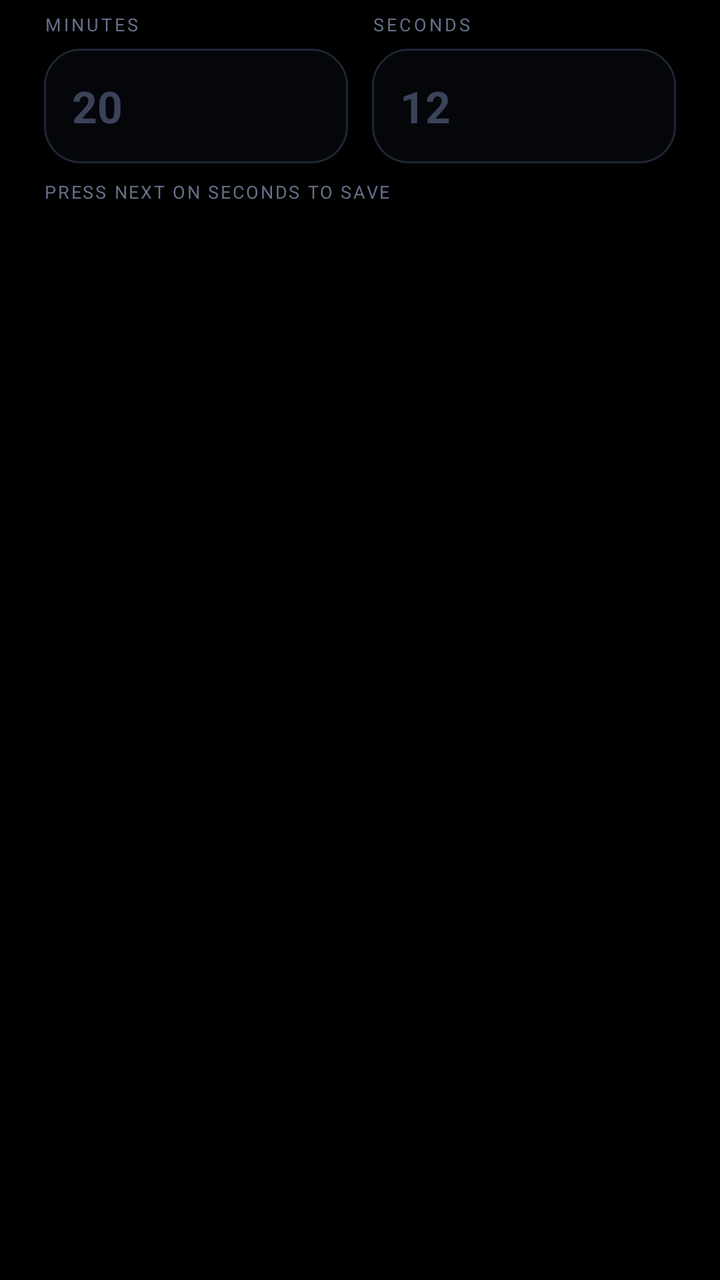
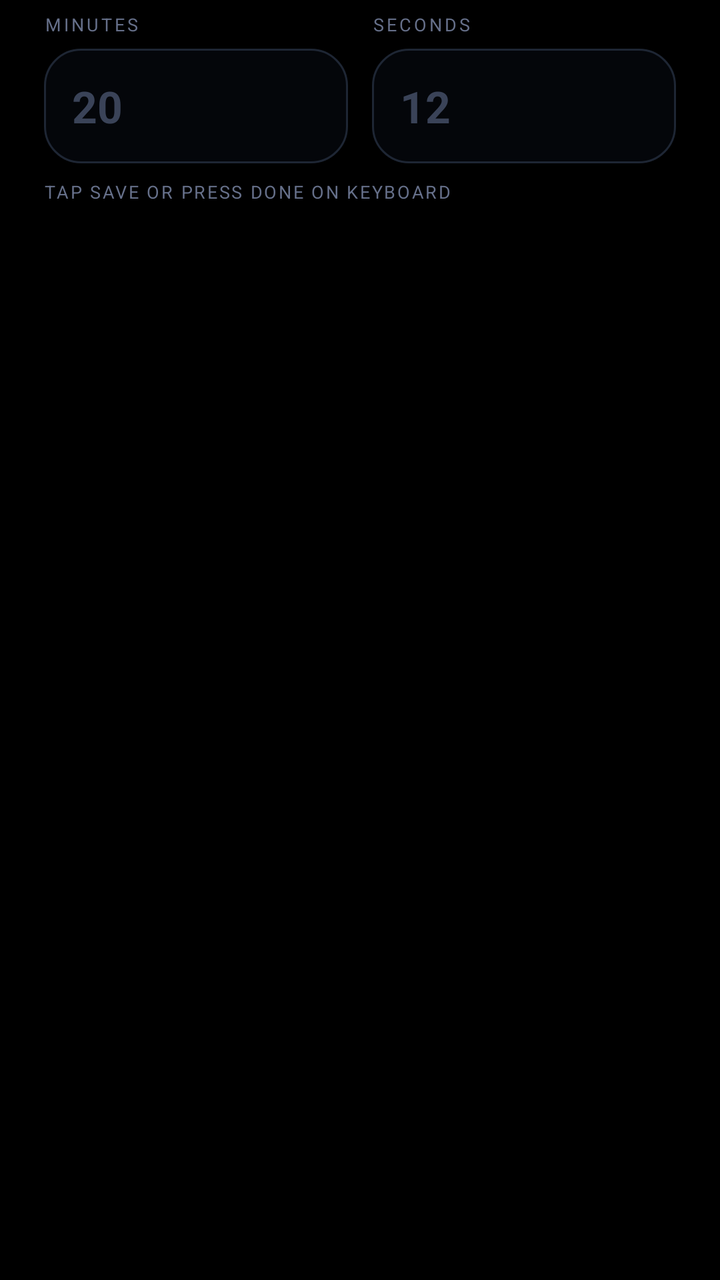

An Android layout rendered at two revisions. The XML below is the earlier revision; the diff shows what the commit changed to produce the second picture.
<!-- AndroidManifest.xml: application theme AppThemeAmoled -->
<!-- res/layout/dialog_time.xml -->
<?xml version="1.0" encoding="utf-8"?>
<LinearLayout xmlns:android="http://schemas.android.com/apk/res/android"
    android:layout_width="match_parent"
    android:layout_height="wrap_content"
    android:orientation="vertical"
    android:paddingLeft="22dp"
    android:paddingRight="22dp"
    android:paddingTop="6dp">

    <LinearLayout
        android:layout_width="match_parent"
        android:layout_height="wrap_content"
        android:orientation="horizontal">

        <LinearLayout
            android:layout_width="0dp"
            android:layout_height="wrap_content"
            android:layout_weight="1"
            android:orientation="vertical"
            android:layout_marginRight="6dp">
            <TextView
                android:layout_width="wrap_content"
                android:layout_height="wrap_content"
                android:text="MINUTES"
                android:textSize="9sp"
                android:letterSpacing="0.15"
                android:textColor="#66708A" />
            <EditText
                android:id="@+id/dlgMin"
                android:layout_width="match_parent"
                android:layout_height="wrap_content"
                android:layout_marginTop="6dp"
                android:background="?attr/inputBg"
                android:padding="14dp"
                android:textSize="22sp"
                android:textStyle="bold"
                android:textColor="#F2F5FA"
                android:textColorHint="#3A4358"
                android:hint="20"
                android:inputType="number"
                android:maxLines="1"
                android:imeOptions="actionNext" />
        </LinearLayout>

        <LinearLayout
            android:layout_width="0dp"
            android:layout_height="wrap_content"
            android:layout_weight="1"
            android:orientation="vertical"
            android:layout_marginLeft="6dp">
            <TextView
                android:layout_width="wrap_content"
                android:layout_height="wrap_content"
                android:text="SECONDS"
                android:textSize="9sp"
                android:letterSpacing="0.15"
                android:textColor="#66708A" />
            <EditText
                android:id="@+id/dlgSec"
                android:layout_width="match_parent"
                android:layout_height="wrap_content"
                android:layout_marginTop="6dp"
                android:background="?attr/inputBg"
                android:padding="14dp"
                android:textSize="22sp"
                android:textStyle="bold"
                android:textColor="#F2F5FA"
                android:textColorHint="#3A4358"
                android:hint="12"
                android:inputType="number"
                android:maxLines="1"
                android:imeOptions="actionDone" />
        </LinearLayout>
    </LinearLayout>

    <TextView
        android:layout_width="wrap_content"
        android:layout_height="wrap_content"
        android:layout_marginTop="8dp"
        android:layout_marginBottom="6dp"
        android:text="PRESS NEXT ON SECONDS TO SAVE"
        android:textSize="9sp"
        android:letterSpacing="0.1"
        android:textColor="#66708A" />
</LinearLayout>
<!-- resources referenced by this layout -->
<resources>
  <style name="AppThemeAmoled" parent="@android:style/Theme.Material.NoActionBar">
          <item name="android:windowBackground">#000000</item>
          <item name="android:statusBarColor">#000000</item>
          <item name="android:navigationBarColor">#000000</item>
          <item name="android:colorAccent">#00E5A0</item>
          <item name="android:windowLightStatusBar">false</item>
          <item name="cardBg">@drawable/card_bg_a</item>
          <item name="tileBg">@drawable/tile_bg_a</item>
          <item name="dockBg">@drawable/dock_bg_a</item>
          <item name="inputBg">@drawable/input_bg_a</item>
          <item name="dividerColor">#1B2230</item>
      </style>
  <!-- drawable card_bg_a (drawable) -->
  <?xml version="1.0" encoding="utf-8"?>
  <shape xmlns:android="http://schemas.android.com/apk/res/android">
      <solid android:color="#0A0D12" />
      <corners android:radius="28dp" />
      <stroke android:width="1dp" android:color="#1B2230" />
  </shape>
  <!-- drawable tile_bg_a (drawable) -->
  <?xml version="1.0" encoding="utf-8"?>
  <shape xmlns:android="http://schemas.android.com/apk/res/android">
      <solid android:color="#05070A" />
      <corners android:radius="20dp" />
      <stroke android:width="1dp" android:color="#161C26" />
  </shape>
  <!-- drawable dock_bg_a (drawable) -->
  <?xml version="1.0" encoding="utf-8"?>
  <shape xmlns:android="http://schemas.android.com/apk/res/android">
      <solid android:color="#05070A" />
      <corners android:radius="26dp" />
      <stroke android:width="1dp" android:color="#161C26" />
  </shape>
  <!-- drawable input_bg_a (drawable) -->
  <?xml version="1.0" encoding="utf-8"?>
  <shape xmlns:android="http://schemas.android.com/apk/res/android">
      <solid android:color="#04060A" />
      <corners android:radius="18dp" />
      <stroke android:width="1dp" android:color="#1E2634" />
  </shape>
</resources>

<!-- the commit's change to res/layout/dialog_time.xml (unified diff, before → after) -->
@@ -78,7 +78,7 @@
         android:layout_height="wrap_content"
         android:layout_marginTop="8dp"
         android:layout_marginBottom="6dp"
-        android:text="PRESS NEXT ON SECONDS TO SAVE"
+        android:text="TAP SAVE OR PRESS DONE ON KEYBOARD"
         android:textSize="9sp"
         android:letterSpacing="0.1"
         android:textColor="#66708A" />
